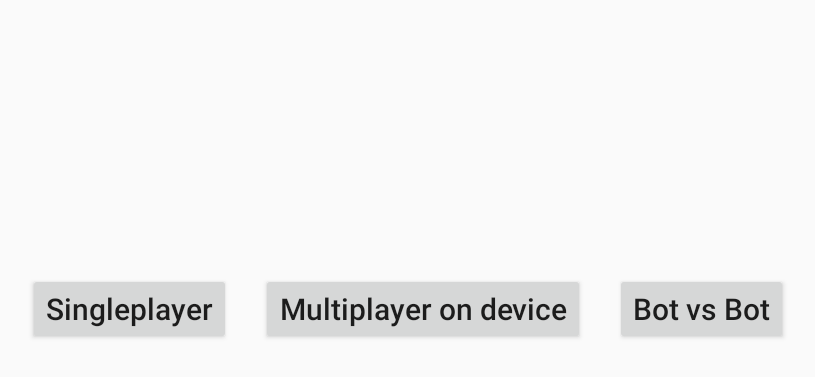
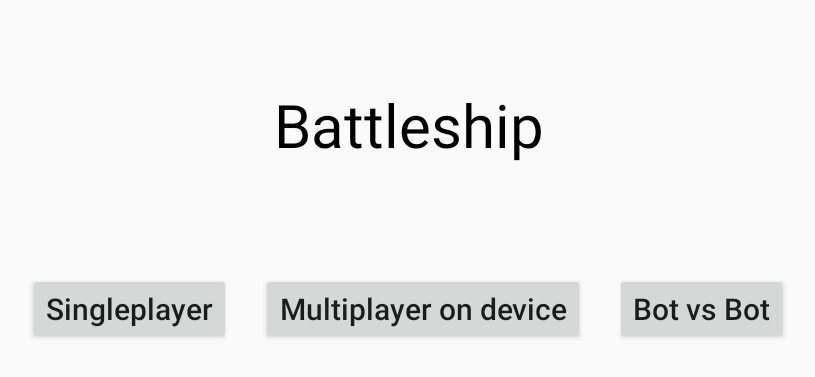
Before and after one commit to SavaMijailovic/battleship, an Android app: the screen it shows after launch (MainActivity), on a phone screen of 824 x 412 dp (held sideways). Shown: the top 377 px of the screen, without its empty margins (210-1025 px from the left). Run offline under Robolectric (Android 15) with nearby library versions, the phone set to English and light mode, and no system bars.

Commit message:
UI update

```diff
--- a/app/src/main/AndroidManifest.xml
+++ b/app/src/main/AndroidManifest.xml
@@ -1,12 +1,14 @@
 <?xml version="1.0" encoding="utf-8"?>
 <manifest xmlns:android="http://schemas.android.com/apk/res/android"
           xmlns:tools="http://schemas.android.com/tools">
+
+<!--    android:icon="@mipmap/ic_launcher"-->
 
     <application
             android:allowBackup="true"
             android:dataExtractionRules="@xml/data_extraction_rules"
             android:fullBackupContent="@xml/backup_rules"
-            android:icon="@mipmap/ic_launcher"
+            android:icon="@drawable/icon"
             android:label="@string/app_name"
             android:roundIcon="@mipmap/ic_launcher_round"
             android:supportsRtl="true"
--- a/app/src/main/res/layout/activity_main.xml
+++ b/app/src/main/res/layout/activity_main.xml
@@ -15,7 +15,7 @@
             app:layout_constraintStart_toStartOf="parent"
             app:layout_constraintTop_toTopOf="parent"
             app:layout_constraintHorizontal_bias="0.5"
-            app:layout_constraintVertical_bias="0.5">
+            app:layout_constraintVertical_bias="0.5" android:id="@+id/constraintLayout">
 
         <Button
                 android:id="@+id/btSingleplayer"
@@ -53,4 +53,12 @@
                 android:layout_marginStart="20dp"/>
 
     </androidx.constraintlayout.widget.ConstraintLayout>
+    <TextView
+            android:text="Battleship"
+            android:layout_width="wrap_content"
+            android:layout_height="wrap_content" android:id="@+id/textView"
+            app:layout_constraintBottom_toTopOf="@+id/constraintLayout"
+            android:layout_marginBottom="72dp" app:layout_constraintStart_toStartOf="parent"
+            app:layout_constraintEnd_toEndOf="parent"
+            android:textSize="40sp" android:textColor="@color/black" app:layout_constraintHorizontal_bias="0.501"/>
 </androidx.constraintlayout.widget.ConstraintLayout>
```
Also changed, not shown: app/src/main/res/drawable/icon.png (added).
